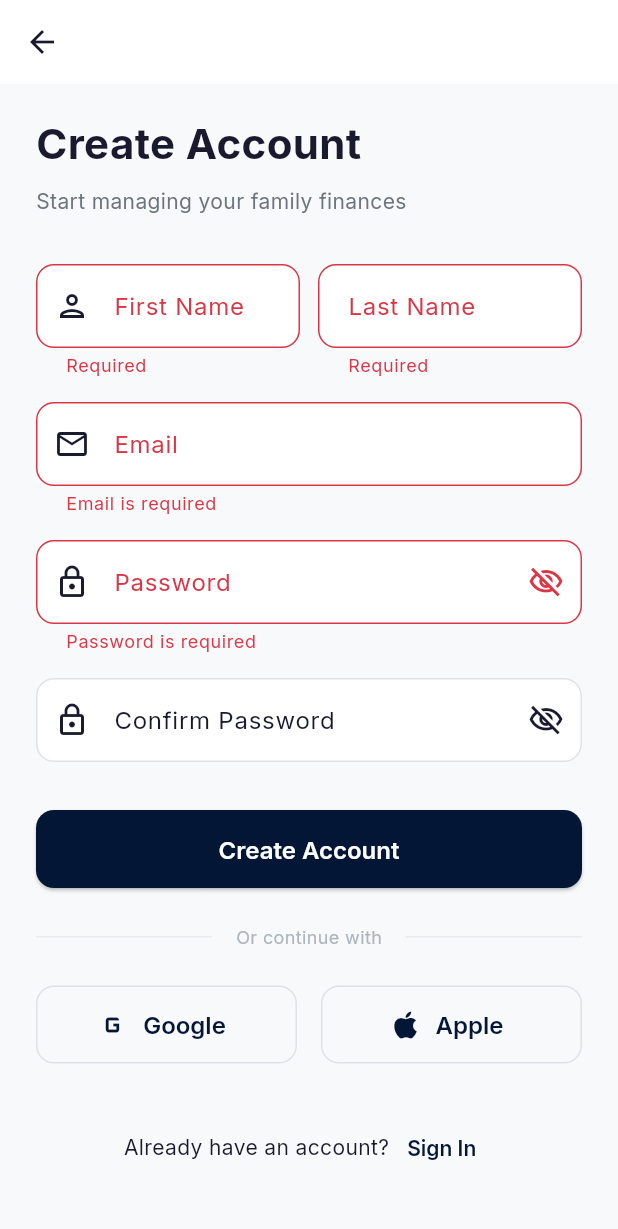
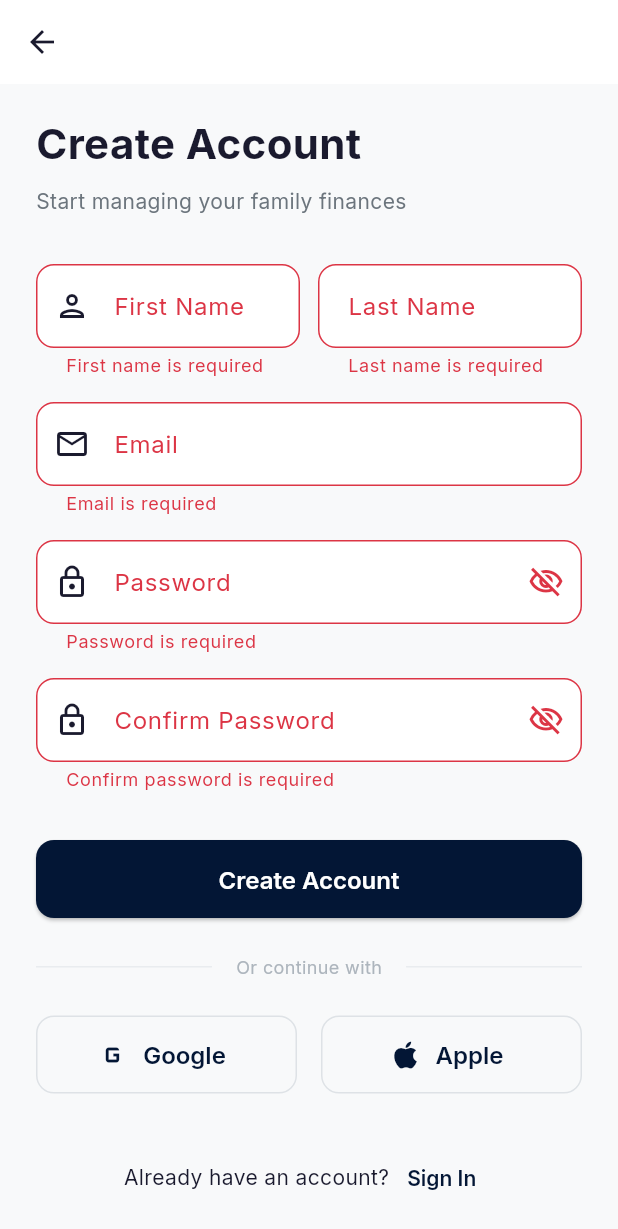
Before and after one commit to Yusef3bdulkarim/family-budgets, a Flutter app: the RegisterScreen screen opened by its route, after a tap on "Create Account", on a phone screen of 412 x 824 dp. Shown: the top 1229 px of the screen. Run offline on Flutter 3.47's test engine with Material 3 defaults, Android fonts, the phone set to English and light mode, and no system bars; our stand-ins replace cloud_firestore, firebase_auth, firebase_core, flutter_bloc, get_it, go_router and 3 more; accounts and stored records are empty.

Commit message:
feat(auth): add auth redirect guard, refactor screens to use Validators, and clean up main

```diff
--- a/lib/core/error/firebase_error_handler.dart
+++ b/lib/core/error/firebase_error_handler.dart
@@ -13,7 +13,7 @@ class FirebaseErrorHandler {
     if (error is FirebaseException) {
       return ServerFailure(message: error.message ?? 'Firebase error');
     }
-    return ServerFailure(message: error.toString());
+    return const ServerFailure(message: 'Something went wrong. Please try again.');
   }
 
   static String _mapAuthCode(String code) {
--- a/lib/core/routing/app_router.dart
+++ b/lib/core/routing/app_router.dart
@@ -1,6 +1,10 @@
+import 'package:firebase_auth/firebase_auth.dart';
 import 'package:flutter/material.dart';
+import 'package:flutter_bloc/flutter_bloc.dart';
 import 'package:go_router/go_router.dart';
 
+import '../di/dependency_injection.dart';
+import '../../features/auth/presentation/bloc/auth_cubit.dart';
 import '../../features/auth/presentation/screens/forgot_password_screen.dart';
 import '../../features/auth/presentation/screens/login_screen.dart';
 import '../../features/auth/presentation/screens/register_screen.dart';
@@ -13,19 +17,38 @@ abstract final class AppRoutes {
 }
 
 final appRouter = GoRouter(
-  initialLocation: AppRoutes.login,
+  initialLocation: AppRoutes.home,
+  redirect: (context, state) {
+    final isLoggedIn = FirebaseAuth.instance.currentUser != null;
+    final isAuthRoute = state.matchedLocation == AppRoutes.login ||
+        state.matchedLocation == AppRoutes.register ||
+        state.matchedLocation == AppRoutes.forgotPassword;
+
+    if (!isLoggedIn && !isAuthRoute) return AppRoutes.login;
+    if (isLoggedIn && isAuthRoute) return AppRoutes.home;
+    return null;
+  },
   routes: [
     GoRoute(
       path: AppRoutes.login,
-      builder: (context, state) => const LoginScreen(),
+      builder: (context, state) => BlocProvider(
+        create: (_) => getIt<AuthCubit>(),
+        child: const LoginScreen(),
+      ),
     ),
     GoRoute(
       path: AppRoutes.register,
-      builder: (context, state) => const RegisterScreen(),
+      builder: (context, state) => BlocProvider(
+        create: (_) => getIt<AuthCubit>(),
+        child: const RegisterScreen(),
+      ),
     ),
     GoRoute(
       path: AppRoutes.forgotPassword,
-      builder: (context, state) => const ForgotPasswordScreen(),
+      builder: (context, state) => BlocProvider(
+        create: (_) => getIt<AuthCubit>(),
+        child: const ForgotPasswordScreen(),
+      ),
     ),
     GoRoute(
       path: AppRoutes.home,
--- a/lib/core/theme/app_text_styles.dart
+++ b/lib/core/theme/app_text_styles.dart
@@ -4,68 +4,63 @@ import 'package:google_fonts/google_fonts.dart';
 import 'app_colors.dart';
 
 abstract final class AppTextStyles {
-  static TextStyle get _base => GoogleFonts.inter();
+  static final _base = GoogleFonts.inter();
 
-  // Headings
-  static TextStyle get h1 => _base.copyWith(
+  static final h1 = _base.copyWith(
     fontSize: 28,
     fontWeight: FontWeight.w700,
     color: AppColors.textPrimary,
   );
 
-  static TextStyle get h2 => _base.copyWith(
+  static final h2 = _base.copyWith(
     fontSize: 24,
     fontWeight: FontWeight.w700,
     color: AppColors.textPrimary,
   );
 
-  static TextStyle get h3 => _base.copyWith(
+  static final h3 = _base.copyWith(
     fontSize: 20,
     fontWeight: FontWeight.w600,
     color: AppColors.textPrimary,
   );
 
-  // Body
-  static TextStyle get bodyLarge => _base.copyWith(
+  static final bodyLarge = _base.copyWith(
     fontSize: 16,
     fontWeight: FontWeight.w400,
     color: AppColors.textPrimary,
   );
 
-  static TextStyle get bodyMedium => _base.copyWith(
+  static final bodyMedium = _base.copyWith(
     fontSize: 14,
     fontWeight: FontWeight.w400,
     color: AppColors.textPrimary,
   );
 
-  static TextStyle get bodySmall => _base.copyWith(
+  static final bodySmall = _base.copyWith(
     fontSize: 12,
     fontWeight: FontWeight.w400,
     color: AppColors.textSecondary,
   );
 
-  // Labels
-  static TextStyle get labelLarge => _base.copyWith(
+  static final labelLarge = _base.copyWith(
     fontSize: 16,
     fontWeight: FontWeight.w600,
     color: AppColors.textPrimary,
   );
 
-  static TextStyle get labelMedium => _base.copyWith(
+  static final labelMedium = _base.copyWith(
     fontSize: 14,
     fontWeight: FontWeight.w500,
     color: AppColors.textPrimary,
   );
 
-  // Button
-  static TextStyle get button => _base.copyWith(
+  static final button = _base.copyWith(
     fontSize: 16,
     fontWeight: FontWeight.w600,
     color: AppColors.white,
   );
 
-  // Caption
-  static TextStyle get caption => _base.copyWith(
+  static final caption = _base.copyWith(
     fontSize: 12,
     fontWeight: FontWeight.w400,
     color: AppColors.textHint,
--- /dev/null
+++ b/lib/core/utils/validators.dart
@@ -0,0 +1,40 @@
+abstract final class Validators {
+  static final _emailRegex = RegExp(r'^[\w-\.]+@([\w-]+\.)+[\w-]{2,4}$');
+
+  static String? email(String? value) {
+    if (value == null || value.trim().isEmpty) {
+      return 'Email is required';
+    }
+    if (!_emailRegex.hasMatch(value.trim())) {
+      return 'Enter a valid email';
+    }
+    return null;
+  }
+
+  static String? required(String? value, [String fieldName = 'This field']) {
+    if (value == null || value.trim().isEmpty) {
+      return '$fieldName is required';
+    }
+    return null;
+  }
+
+  static String? password(String? value) {
+    if (value == null || value.isEmpty) {
+      return 'Password is required';
+    }
+    if (value.length < 6) {
+      return 'Password must be at least 6 characters';
+    }
+    return null;
+  }
+
+  static String? confirmPassword(String? value, String password) {
+    if (value == null || value.isEmpty) {
+      return 'Confirm password is required';
+    }
+    if (value != password) {
+      return 'Passwords do not match';
+    }
+    return null;
+  }
+}
--- a/lib/features/auth/data/datasources/auth_data_source.dart
+++ b/lib/features/auth/data/datasources/auth_data_source.dart
@@ -52,10 +52,7 @@ class AuthDataSource {
   Future<UserModel> signInWithGoogle() async {
     final googleUser = await _googleSignIn.signIn();
     if (googleUser == null) {
-      throw FirebaseAuthException(
-        code: 'sign-in-cancelled',
-        message: 'Google sign-in was cancelled',
-      );
+      throw Exception('Google sign-in was cancelled');
     }
 
     final googleAuth = await googleUser.authentication;
--- a/lib/features/auth/presentation/screens/register_screen.dart
+++ b/lib/features/auth/presentation/screens/register_screen.dart
@@ -5,6 +5,7 @@ import 'package:go_router/go_router.dart';
 import '../../../../core/routing/app_router.dart';
 import '../../../../core/theme/app_colors.dart';
 import '../../../../core/theme/app_text_styles.dart';
+import '../../../../core/utils/validators.dart';
 import '../bloc/auth_cubit.dart';
 import '../bloc/auth_state.dart';
 
@@ -86,12 +87,7 @@ class _RegisterScreenState extends State<RegisterScreen> {
                             hintText: 'First name',
                             prefixIcon: Icon(Icons.person_outlined),
                           ),
-                          validator: (value) {
-                            if (value == null || value.trim().isEmpty) {
-                              return 'Required';
-                            }
-                            return null;
-                          },
+                          validator: (value) => Validators.required(value, 'First name'),
                         ),
                       ),
                       const SizedBox(width: 12),
@@ -103,12 +99,7 @@ class _RegisterScreenState extends State<RegisterScreen> {
                             labelText: 'Last Name',
                             hintText: 'Last name',
                           ),
-                          validator: (value) {
-                            if (value == null || value.trim().isEmpty) {
-                              return 'Required';
-                            }
-                            return null;
-                          },
+                          validator: (value) => Validators.required(value, 'Last name'),
                         ),
                       ),
                     ],
@@ -123,16 +114,7 @@ class _RegisterScreenState extends State<RegisterScreen> {
                       hintText: 'Enter your email',
                       prefixIcon: Icon(Icons.email_outlined),
                     ),
-                    validator: (value) {
-                      if (value == null || value.trim().isEmpty) {
-                        return 'Email is required';
-                      }
-                      if (!RegExp(r'^[\w-\.]+@([\w-]+\.)+[\w-]{2,4}$')
-                          .hasMatch(value.trim())) {
-                        return 'Enter a valid email';
-                      }
-                      return null;
-                    },
+                    validator: Validators.email,
                   ),
                   const SizedBox(height: 16),
                   TextFormField(
@@ -154,15 +136,7 @@ class _RegisterScreenState extends State<RegisterScreen> {
                         },
                       ),
                     ),
-                    validator: (value) {
-                      if (value == null || value.isEmpty) {
-                        return 'Password is required';
-                      }
-                      if (value.length < 6) {
-                        return 'Password must be at least 6 characters';
-                      }
-                      return null;
-                    },
+                    validator: Validators.password,
                   ),
                   const SizedBox(height: 16),
                   TextFormField(
@@ -186,12 +160,8 @@ class _RegisterScreenState extends State<RegisterScreen> {
                         },
                       ),
                     ),
-                    validator: (value) {
-                      if (value != _passwordController.text) {
-                        return 'Passwords do not match';
-                      }
-                      return null;
-                    },
+                    validator: (value) =>
+                        Validators.confirmPassword(value, _passwordController.text),
                   ),
                   const SizedBox(height: 32),
                   BlocBuilder<AuthCubit, AuthState>(
```
Also changed, not shown: lib/features/auth/presentation/screens/login_screen.dart (+3 -16 lines), lib/main.dart (+5 -10 lines). Lines whose indentation alone changed are shown as unchanged.
